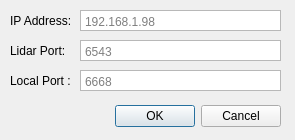
Above: src/UI/Dialogs/ProEConfigurationDialog.ui from MechaSpin/parakeet-qt before the change. Below: the same form after it.
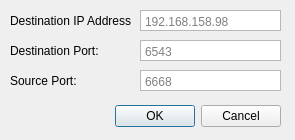
That is the form after the change.

Commit message: PRKT-104 Refactor EthernetPort to UdpSocket

```diff
--- a/src/UI/Dialogs/ProEConfigurationDialog.ui
+++ b/src/UI/Dialogs/ProEConfigurationDialog.ui
@@ -34,12 +34,12 @@
     <rect>
      <x>10</x>
      <y>13</y>
-     <width>61</width>
+     <width>121</width>
      <height>16</height>
     </rect>
    </property>
    <property name="text">
-    <string>IP Address:</string>
+    <string>Destination IP Address:</string>
    </property>
   </widget>
   <widget class="QLabel" name="localPortLabel">
@@ -47,20 +47,20 @@
     <rect>
      <x>10</x>
      <y>73</y>
-     <width>61</width>
+     <width>131</width>
      <height>16</height>
     </rect>
    </property>
    <property name="text">
-    <string>Local Port :</string>
+    <string>Source Port:</string>
    </property>
   </widget>
   <widget class="QPlainTextEdit" name="ipAddressTextbox">
    <property name="geometry">
     <rect>
-     <x>80</x>
+     <x>140</x>
      <y>10</y>
-     <width>201</width>
+     <width>141</width>
      <height>21</height>
     </rect>
    </property>
@@ -86,15 +86,15 @@
     <enum>QPlainTextEdit::NoWrap</enum>
    </property>
    <property name="placeholderText">
-    <string>192.168.1.98</string>
+    <string>192.168.158.98</string>
    </property>
   </widget>
   <widget class="QPlainTextEdit" name="localPortTextbox">
    <property name="geometry">
     <rect>
-     <x>80</x>
+     <x>140</x>
      <y>70</y>
-     <width>201</width>
+     <width>141</width>
      <height>21</height>
     </rect>
    </property>
@@ -126,9 +126,9 @@
   <widget class="QPlainTextEdit" name="lidarPortTextbox">
    <property name="geometry">
     <rect>
-     <x>80</x>
+     <x>140</x>
      <y>40</y>
-     <width>201</width>
+     <width>141</width>
      <height>21</height>
     </rect>
    </property>
@@ -162,12 +162,12 @@
     <rect>
      <x>10</x>
      <y>43</y>
-     <width>61</width>
+     <width>131</width>
      <height>16</height>
     </rect>
    </property>
    <property name="text">
-    <string>Lidar Port:</string>
+    <string>Destination Port:</string>
    </property>
   </widget>
  </widget>
```
Left out of the diff: 8 changed lines with no effect on the pictures. The commit also changes 4 other files.
